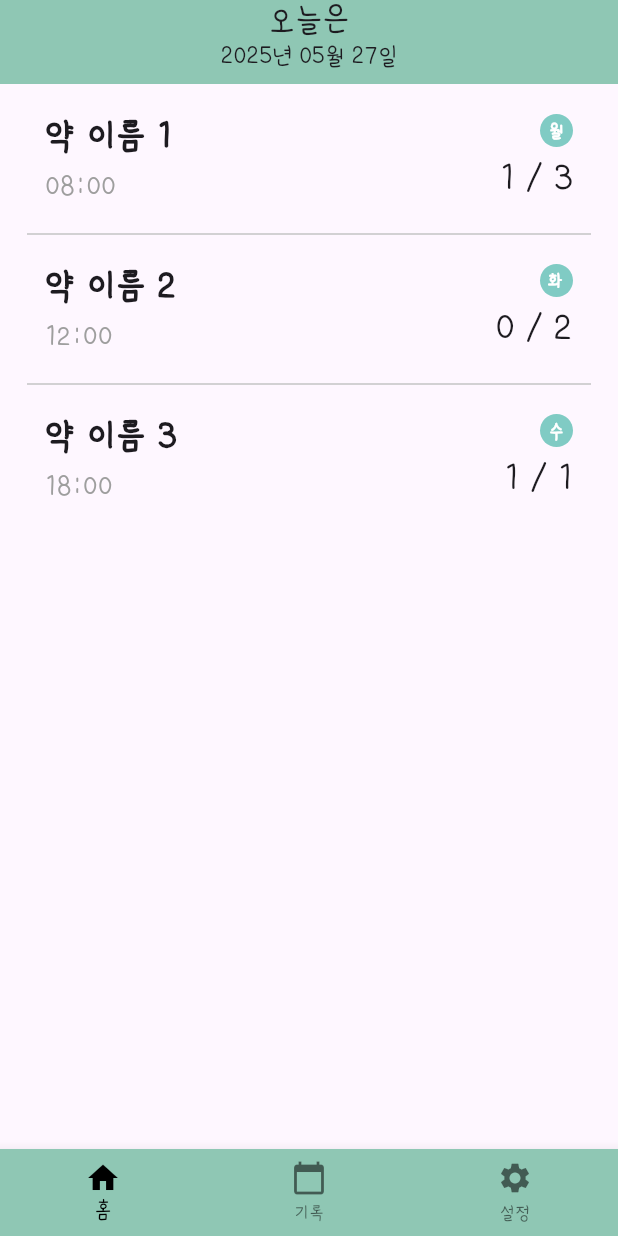
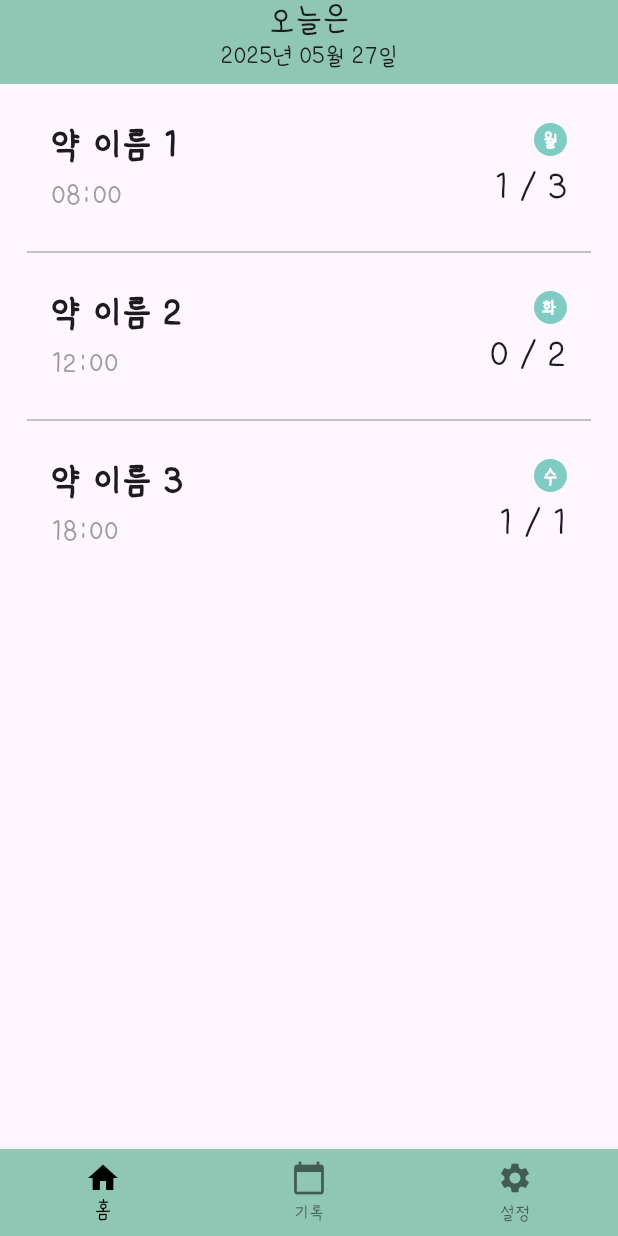
Before and after one commit to DrugManager/Drug, a Flutter app: the screen it shows after launch, after a tap on "네이버아이디로 로그인", after a tap on "메디안 스토리 시작하기", on a phone screen of 412 x 824 dp. Run offline on Flutter 3.47's test engine with Material 3 defaults, Android fonts, the phone set to English and light mode, and no system bars; drawn by our look-alikes of flutter_slidable.

Commit message:
[Chore] #6 코드수정

```diff
--- a/lib/features/home/widget/drug_list_widget.dart
+++ b/lib/features/home/widget/drug_list_widget.dart
@@ -11,7 +11,7 @@ Widget drugList() {
     itemCount: viewModel.drugs.length,
     separatorBuilder:
         (context, index) => const Divider(
-          thickness: 1,
+          thickness: 1.4,
           height: 24,
           color: Color.fromARGB(255, 196, 196, 196),
         ),
@@ -23,9 +23,7 @@ Widget drugList() {
 }
 
 Widget drugItem({required Drug drug}) {
-  return Padding(
-    padding: const EdgeInsets.symmetric(horizontal: 12, vertical: 6),
-    child: Slidable(
+  return Slidable(
     key: ValueKey(drug.id),
     endActionPane: ActionPane(
       motion: const DrawerMotion(),
@@ -56,6 +54,9 @@ Widget drugItem({required Drug drug}) {
         ),
       ],
     ),
+    child: Container(
+      padding: const EdgeInsets.symmetric(vertical: 12, horizontal: 16),
+
       child: Row(
         children: [
           // 왼쪽: 약 이름과 시간
```
Lines whose indentation alone changed are shown as unchanged.
